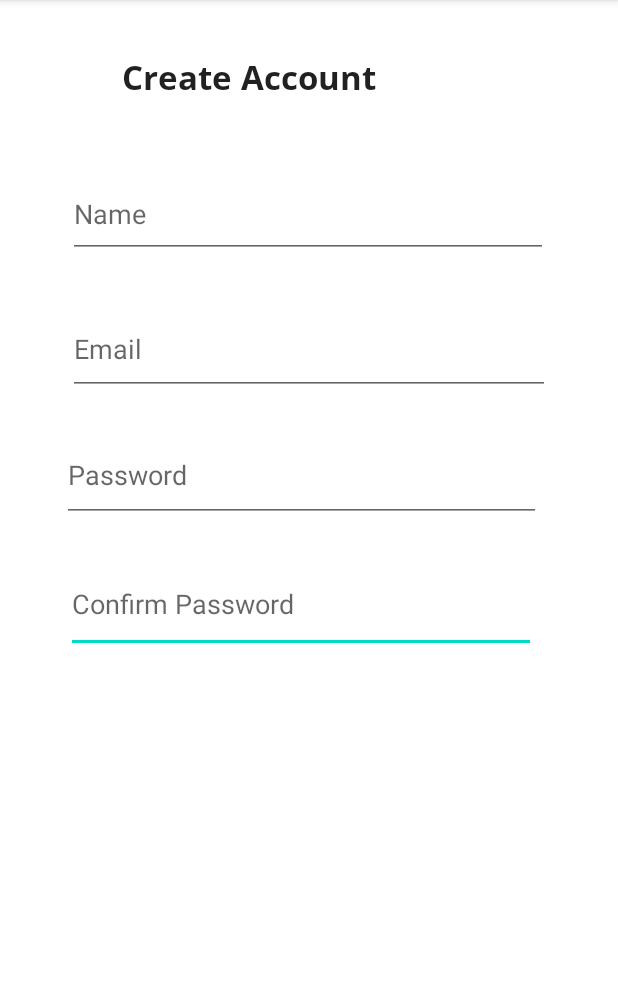
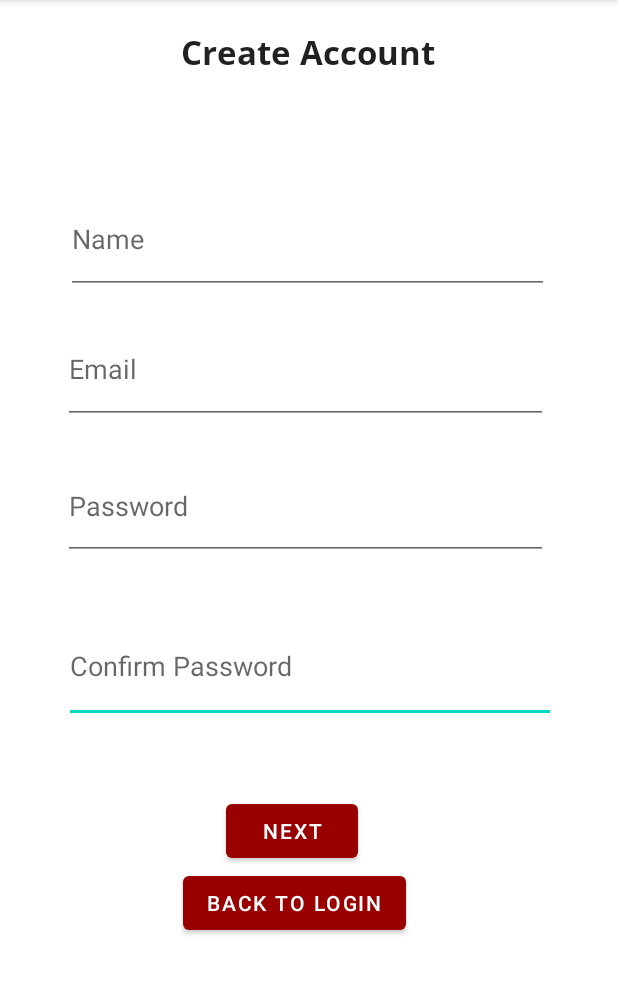
Before and after one commit to mehulkri/VillagePlanner, an Android app: the screen it shows after launch (CreateAccount), after a tap on "CREATE ACCOUNT", on a phone screen of 412 x 824 dp, the part 84-1078 px from its top. Run offline under Robolectric (Android 15) with nearby library versions, the phone set to English and light mode, and no system bars; our stand-ins replace Firebase (no records; nobody signed in at launch, a user with empty details on screens opened directly); libraries missing offline, so code that uses them is left out: com.rengwuxian.materialedittext; plain views replace MaterialEditText; 4 statements that could not run were skipped.

Commit message:
Worked on validation for create account.

```diff
--- a/app/src/main/java/com/example/villageplanner/CreateAccount.java
+++ b/app/src/main/java/com/example/villageplanner/ImagePicker.java
@@ -4,11 +4,11 @@ import androidx.appcompat.app.AppCompatActivity;
 
 import android.os.Bundle;
 
-public class CreateAccount extends AppCompatActivity {
+public class ImagePicker extends AppCompatActivity {
 
     @Override
     protected void onCreate(Bundle savedInstanceState) {
         super.onCreate(savedInstanceState);
-        setContentView(R.layout.activity_create_account);
+        setContentView(R.layout.activity_image_picker);
     }
 }
--- /dev/null
+++ b/app/src/main/java/com/example/villageplanner/createAccount/CreateAccount.java
@@ -0,0 +1,114 @@
+package com.example.villageplanner.createAccount;
+
+import static com.example.villageplanner.createAccount.AccountCreationValidator.validateEmail;
+import static com.example.villageplanner.createAccount.AccountCreationValidator.validatePassword;
+
+import androidx.appcompat.app.AppCompatActivity;
+
+import android.content.Intent;
+import android.os.Bundle;
+import android.view.View;
+import android.widget.Button;
+import android.widget.TextView;
+
+import com.example.villageplanner.R;
+import com.example.villageplanner.ui.login.LoginActivity;
+import com.google.android.gms.tasks.Task;
+import com.google.firebase.auth.AuthResult;
+import com.google.firebase.auth.FirebaseAuth;
+import com.rengwuxian.materialedittext.MaterialEditText;
+import com.rengwuxian.materialedittext.validation.RegexpValidator;
+
+
+public class CreateAccount extends AppCompatActivity {
+
+    MaterialEditText name;
+    MaterialEditText email;
+    MaterialEditText password;
+    MaterialEditText confirmPassword;
+    Button submit;
+    Button backToLogin;
+    TextView errorMessage;
+    @Override
+    protected void onCreate(Bundle savedInstanceState) {
+        super.onCreate(savedInstanceState);
+        setContentView(R.layout.activity_create_account);
+
+        // Initialize components
+        name = (MaterialEditText) findViewById(R.id.fullName);
+        email = (MaterialEditText) findViewById(R.id.emailField);
+        password = (MaterialEditText) findViewById(R.id.passOne);
+        confirmPassword = (MaterialEditText) findViewById(R.id.passTwo);
+        submit = (Button) findViewById(R.id.nextButton);
+        backToLogin = (Button) findViewById(R.id.backToLogin);
+        errorMessage = (TextView) findViewById(R.id.createAccountError);
+
+        // Next button
+        submit.setOnClickListener(new View.OnClickListener() {
+            @Override
+            public void onClick(View v) {
+                String fullName = getInfo(name);
+                String emailAddr = getInfo(email);
+                String passwordOne = getInfo(password);
+                String passwordTwo = getInfo(confirmPassword);
+                String error;
+                if(fullName.isEmpty()) {
+                    error = "Need to input full name." ;
+                    setErrorText(error, name);
+                }
+                if(passwordOne.isEmpty()) {
+                    error = "Need to input a password.";
+                    setErrorText(error, password);
+                }
+                if(passwordTwo.isEmpty()) {
+                    error = "Need to confirm the password";
+                    setErrorText(error, confirmPassword);
+                }
+                if(tryValidate(fullName, emailAddr, passwordOne, passwordTwo)) {
+                    // Try to add the user to Firebase database
+                    FirebaseAuth mAuth = FirebaseAuth.getInstance();
+                    Task<AuthResult> result = mAuth.createUserWithEmailAndPassword(emailAddr, passwordOne);
+                    if(!result.isSuccessful()) {
+                        error = "Account with email " + emailAddr + " already exists. Please login in or try a different email address";
+                        errorMessage.setText(error);
+                    }
+                }
+            }
+        });
+
+        // Login Button
+        backToLogin.setOnClickListener(new View.OnClickListener() {
+            @Override
+            public void onClick(View v) {
+                Intent login = new Intent(CreateAccount.this, LoginActivity.class);
+                startActivity(login);
+            }
+        });
+    }
+
+    private boolean tryValidate(String fullName, String emailAddr, String passwordOne, String passwordTwo) {
+        // Get information
+        boolean isValid = true;
+        email.validateWith(new RegexpValidator("Invalid!", "^(.+)@(\\S+)$"));
+        if(!validatePassword(passwordOne, passwordTwo)) {
+            setErrorText("Not the same password", password);
+            setErrorText("Not the same password", confirmPassword);
+            isValid = false;
+        }
+        if(!validateEmail(emailAddr)) {
+            isValid = false;
+        }
+        return isValid;
+    }
+
+    public static String getInfo(MaterialEditText text) {
+        return text.getText().toString();
+    }
+
+    public void setErrorText(String errorMessage, MaterialEditText pass) {
+        pass.setHelperText(errorMessage);
+        pass.setHelperTextAlwaysShown(true);
+    }
+
+
+}
--- /dev/null
+++ b/app/src/main/res/font/open_sans.xml
@@ -0,0 +1,7 @@
+<?xml version="1.0" encoding="utf-8"?>
+<font-family xmlns:app="http://schemas.android.com/apk/res-auto"
+        app:fontProviderAuthority="com.google.android.gms.fonts"
+        app:fontProviderPackage="com.google.android.gms"
+        app:fontProviderQuery="Open Sans"
+        app:fontProviderCerts="@array/com_google_android_gms_fonts_certs">
+</font-family>
--- a/app/src/main/res/layout/activity_create_account.xml
+++ b/app/src/main/res/layout/activity_create_account.xml
@@ -4,81 +4,124 @@
     xmlns:tools="http://schemas.android.com/tools"
     android:layout_width="match_parent"
     android:layout_height="match_parent"
-    tools:context=".CreateAccount">
+    tools:context=".createAccount.CreateAccount">
+
+    <Button
+        android:id="@+id/backToLogin"
+        android:layout_width="wrap_content"
+        android:layout_height="wrap_content"
+        android:text="Back to Login"
+        app:backgroundTint="@color/usc_red"
+        app:layout_constraintBottom_toBottomOf="parent"
+        app:layout_constraintEnd_toEndOf="parent"
+        app:layout_constraintHorizontal_bias="0.464"
+        app:layout_constraintStart_toStartOf="parent"
+        app:layout_constraintTop_toBottomOf="@+id/nextButton"
+        app:layout_constraintVertical_bias="0.0" />
 
     <com.rengwuxian.materialedittext.MaterialEditText
         android:id="@+id/passTwo"
-        android:inputType="textPassword"
-        android:layout_width="313dp"
-        android:layout_height="65dp"
+        android:layout_width="328dp"
+        android:layout_height="76dp"
         android:layout_marginTop="296dp"
         android:hint="Confirm Password"
+        android:inputType="textPassword"
         app:layout_constraintBottom_toBottomOf="parent"
         app:layout_constraintEnd_toEndOf="parent"
-        app:layout_constraintHorizontal_bias="0.445"
+        app:layout_constraintHorizontal_bias="0.506"
         app:layout_constraintStart_toStartOf="parent"
         app:layout_constraintTop_toBottomOf="@+id/createAccountTitle"
-        app:layout_constraintVertical_bias="0.0"
+        app:layout_constraintVertical_bias="0.164"
         app:met_floatingLabel="highlight"
-        app:met_primaryColor="@color/usc_red"/>
+        app:met_helperTextColor="@color/error_red"
+        app:met_primaryColor="@color/usc_red" />
 
     <com.rengwuxian.materialedittext.MaterialEditText
         android:id="@+id/passOne"
-        android:inputType="textPassword"
-        android:layout_width="319dp"
-        android:layout_height="62dp"
+        android:layout_width="323dp"
+        android:layout_height="72dp"
         android:layout_marginTop="212dp"
         android:hint="Password"
+        android:inputType="textPassword"
         app:layout_constraintBottom_toTopOf="@+id/passTwo"
         app:layout_constraintEnd_toEndOf="parent"
-        app:layout_constraintHorizontal_bias="0.445"
+        app:layout_constraintHorizontal_bias="0.477"
         app:layout_constraintStart_toStartOf="parent"
         app:layout_constraintTop_toBottomOf="@+id/createAccountTitle"
-        app:layout_constraintVertical_bias="0.0"
+        app:layout_constraintVertical_bias="0.524"
         app:met_floatingLabel="highlight"
-        app:met_primaryColor="@color/usc_red"/>
+        app:met_helperTextColor="@color/error_red"
+        app:met_primaryColor="@color/usc_red" />
 
     <com.rengwuxian.materialedittext.MaterialEditText
         android:id="@+id/emailField"
-        android:layout_width="321dp"
-        android:layout_height="61dp"
+        android:layout_width="323dp"
+        android:layout_height="73dp"
         android:layout_marginTop="128dp"
         android:hint="Email"
         app:layout_constraintBottom_toTopOf="@+id/passOne"
         app:layout_constraintEnd_toEndOf="parent"
+        app:layout_constraintHorizontal_bias="0.477"
         app:layout_constraintStart_toStartOf="parent"
         app:layout_constraintTop_toBottomOf="@+id/createAccountTitle"
-        app:layout_constraintVertical_bias="0.0"
+        app:layout_constraintVertical_bias="0.6"
+        app:met_errorColor="@color/error_red"
         app:met_floatingLabel="highlight"
-        app:met_primaryColor="@color/usc_red"/>
+        app:met_primaryColor="@color/usc_red" />
 
     <TextView
         android:id="@+id/createAccountTitle"
         android:layout_width="248dp"
         android:layout_height="38dp"
-        android:layout_marginTop="36dp"
+        android:layout_marginTop="16dp"
+        android:gravity="center"
         android:text="Create Account"
         android:textAppearance="@style/TextAppearance.AppCompat.Large"
         app:fontFamily="@font/open_sans_bold"
         app:layout_constraintEnd_toEndOf="parent"
-        app:layout_constraintHorizontal_bias="0.497"
+        app:layout_constraintHorizontal_bias="0.496"
         app:layout_constraintStart_toStartOf="parent"
         app:layout_constraintTop_toTopOf="parent" />
 
     <com.rengwuxian.materialedittext.MaterialEditText
         android:id="@+id/fullName"
-        android:layout_width="320dp"
-        android:layout_height="58dp"
+        android:layout_width="322dp"
+        android:layout_height="73dp"
         android:layout_marginTop="40dp"
         android:hint="Name"
         app:layout_constraintBottom_toTopOf="@+id/emailField"
         app:layout_constraintEnd_toEndOf="parent"
-        app:layout_constraintHorizontal_bias="0.494"
+        app:layout_constraintHorizontal_bias="0.488"
         app:layout_constraintStart_toStartOf="parent"
         app:layout_constraintTop_toBottomOf="@+id/createAccountTitle"
-        app:layout_constraintVertical_bias="0.0"
+        app:layout_constraintVertical_bias="0.69"
+        app:met_helperTextColor="@color/error_red"
         app:met_floatingLabel="highlight"
-        app:met_primaryColor="@color/usc_red"/>
+        app:met_primaryColor="@color/usc_red" />
+
+    <Button
+        android:id="@+id/nextButton"
+        android:layout_width="wrap_content"
+        android:layout_height="wrap_content"
+        android:layout_marginTop="48dp"
+        android:text="Next"
+        app:backgroundTint="@color/usc_red"
+        app:layout_constraintEnd_toEndOf="parent"
+        app:layout_constraintHorizontal_bias="0.464"
+        app:layout_constraintStart_toStartOf="parent"
+        app:layout_constraintTop_toBottomOf="@+id/passTwo" />
+
+    <TextView
+        android:id="@+id/createAccountError"
+        android:layout_width="221dp"
+        android:layout_height="35dp"
+        android:gravity="center"
+        app:fontFamily="@font/open_sans"
+        app:layout_constraintBottom_toTopOf="@+id/fullName"
+        app:layout_constraintEnd_toEndOf="parent"
+        app:layout_constraintStart_toStartOf="parent"
+        app:layout_constraintTop_toBottomOf="@+id/createAccountTitle"
+        app:layout_constraintVertical_bias="0.242" />
 
 
 </androidx.constraintlayout.widget.ConstraintLayout>
--- a/app/src/main/res/values/colors.xml
+++ b/app/src/main/res/values/colors.xml
@@ -8,4 +8,5 @@
     <color name="black">#FF000000</color>
     <color name="white">#FFFFFFFF</color>
     <color name="usc_red">#990000</color>
+    <color name="error_red">#ff3333</color>
 </resources>
--- a/app/src/main/res/values/preloaded_fonts.xml
+++ b/app/src/main/res/values/preloaded_fonts.xml
@@ -2,6 +2,7 @@
 <resources>
     <array name="preloaded_fonts" translatable="false">
         <item>@font/lato_bold</item>
+        <item>@font/open_sans</item>
         <item>@font/open_sans_bold</item>
     </array>
 </resources>
```
Also changed, not shown: app/src/main/AndroidManifest.xml (+5 -2 lines), app/src/main/java/com/example/villageplanner/createAccount/AccountCreationValidator.java (added, +18 -0 lines), app/src/main/java/com/example/villageplanner/ui/login/LoginActivity.java (+1 -6 lines), app/src/main/res/layout/activity_image_picker.xml (added, +19 -0 lines).
